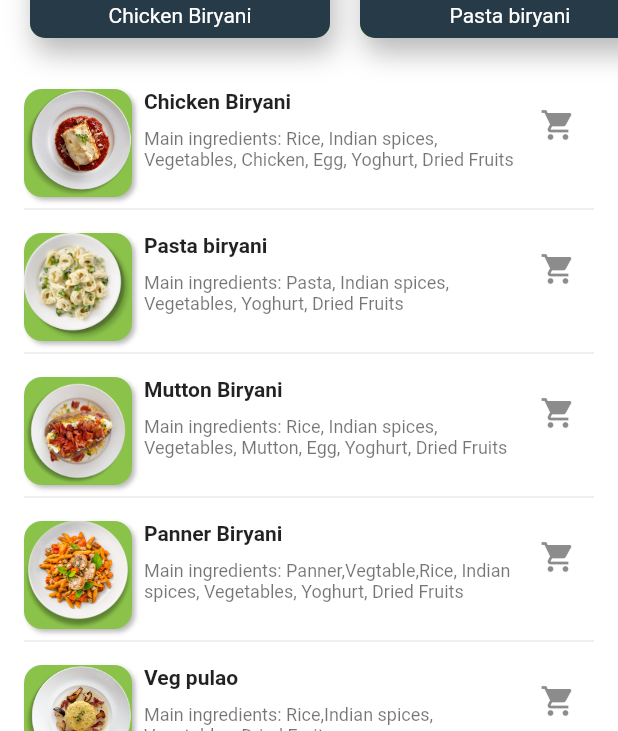
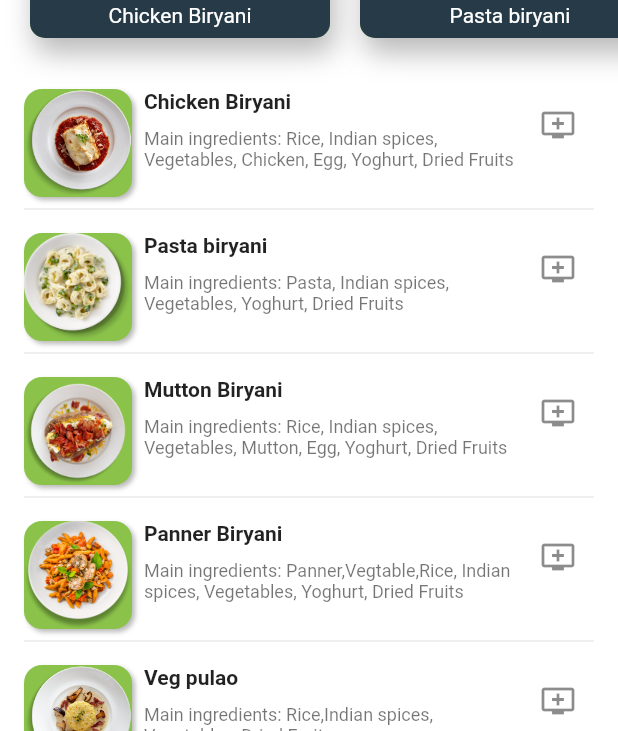
Before and after one commit to partnercloudsupport/Fooddelivery_flutter, a Flutter app: the ResturantList screen opened directly with empty values, on a phone screen of 412 x 824 dp. Shown: the part 505-1236 px from the top of the screen. Run offline on Flutter 3.47's test engine with Material 2 defaults, Android fonts, the light colour scheme and no system bars; our stand-ins replace firebase_auth, firebase_database, fluttertoast; accounts and stored records are empty.

Commit message:
add item button change

```diff
--- a/lib/Home/ResturantList.dart
+++ b/lib/Home/ResturantList.dart
@@ -3,7 +3,6 @@ import 'background.dart';
 import 'package:fooddelivery/Model/Product.dart';
 import 'package:fooddelivery/Home/cart_button.dart';
 import 'package:fooddelivery/Home/reviewCart.dart';
-
 
 
 class ResturantList extends StatefulWidget {
@@ -267,7 +266,7 @@ void subtractNumbers() {
                                     ],
                                   )),
                               new IconButton(
-                                  icon: Icon(Icons.shopping_cart),
+                                  icon: Icon(Icons.add_to_queue),
                                   // tooltip: 'Increase volume by 10%',
                                    onPressed: () {
                                     _showSnackBar(context, _allFood[index]);
```
